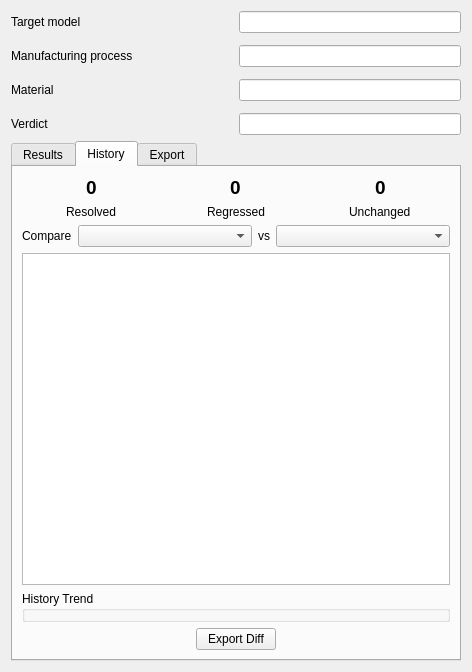
Before: the Qt Designer form freecad/DFM/gui/resources/ui/task_results.ui in ryankembrey/FreeCAD-DFM-Workbench, drawn with Qt 5.
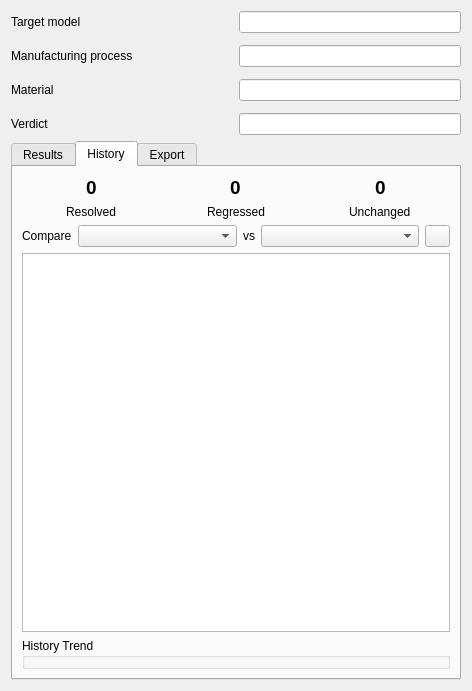
After: the same form once the commit is applied. The open tabs and pages were chosen to show the change.

Commit message: Gui: Move diff export button and add an icon for it. Colourise flip dir button.

Diff of the .ui file:
```diff
--- a/freecad/DFM/gui/resources/ui/task_results.ui
+++ b/freecad/DFM/gui/resources/ui/task_results.ui
@@ -7,7 +7,7 @@
     <x>0</x>
     <y>0</y>
     <width>472</width>
-    <height>579</height>
+    <height>691</height>
    </rect>
   </property>
   <property name="windowTitle">
@@ -226,14 +226,10 @@
         </layout>
        </item>
        <item>
-        <layout class="QGridLayout" name="gridLayout_4" columnstretch="0,1,0,1">
-         <item row="0" column="0">
-          <widget class="QLabel" name="lCompare">
-           <property name="text">
-            <string>Compare</string>
-           </property>
-          </widget>
-         </item>
+        <layout class="QGridLayout" name="gridLayout_4" rowstretch="0" columnstretch="0,1,0,1,0" rowminimumheight="0">
+         <property name="verticalSpacing">
+          <number>6</number>
+         </property>
          <item row="0" column="2">
           <widget class="QLabel" name="lVs">
            <property name="text">
@@ -244,9 +240,38 @@
          <item row="0" column="1">
           <widget class="QComboBox" name="cbRun1"/>
          </item>
+         <item row="0" column="0">
+          <widget class="QLabel" name="lCompare">
+           <property name="text">
+            <string>Compare</string>
+           </property>
+          </widget>
+         </item>
          <item row="0" column="3">
           <widget class="QComboBox" name="cbRun2"/>
          </item>
+         <item row="0" column="4">
+          <widget class="QPushButton" name="pbExportDiff">
+           <property name="sizePolicy">
+            <sizepolicy hsizetype="Fixed" vsizetype="Maximum">
+             <horstretch>0</horstretch>
+             <verstretch>0</verstretch>
+            </sizepolicy>
+           </property>
+           <property name="maximumSize">
+            <size>
+             <width>25</width>
+             <height>16777215</height>
+            </size>
+           </property>
+           <property name="toolTip">
+            <string>Exports a CSV history diff report to the chosen file location</string>
+           </property>
+           <property name="text">
+            <string/>
+           </property>
+          </widget>
+         </item>
         </layout>
        </item>
        <item>
@@ -266,13 +291,6 @@
          </property>
         </widget>
        </item>
-       <item alignment="Qt::AlignmentFlag::AlignHCenter">
-        <widget class="QPushButton" name="pbExportDiff">
-         <property name="text">
-          <string>Export Diff</string>
-         </property>
-        </widget>
-       </item>
       </layout>
      </widget>
      <widget class="QWidget" name="tab">
```
The commit also changes 5 other files.
